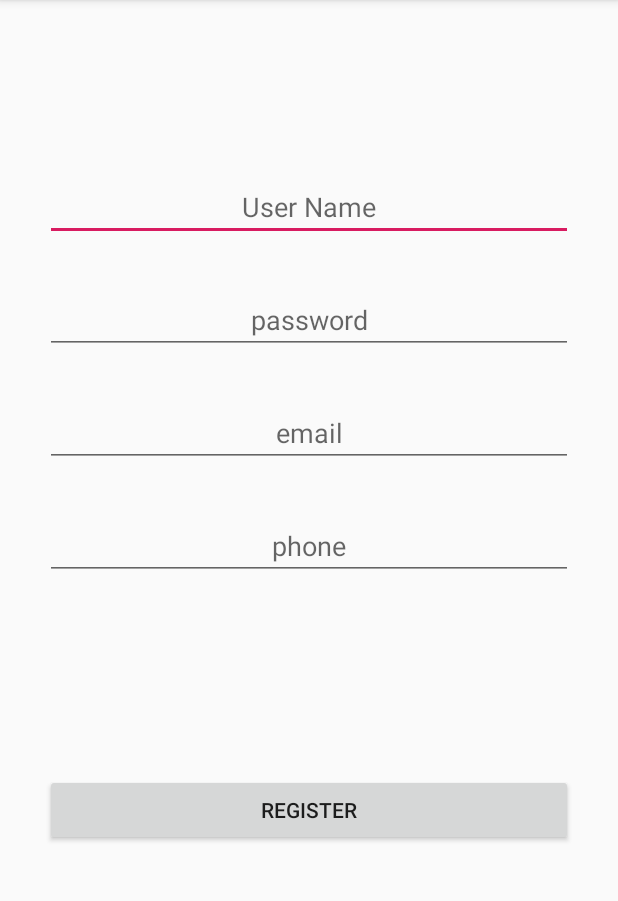
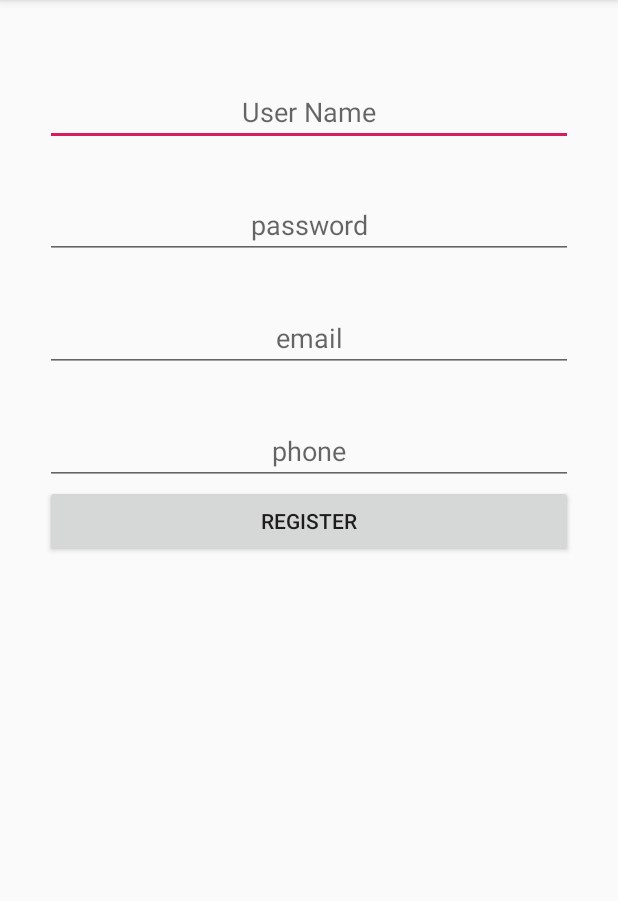
Before and after one commit to KorbieSevilla/CSE_118, an Android app: the screen it shows after launch (Register), on a phone screen of 412 x 824 dp, the part 84-985 px from its top. Run offline under Robolectric (Android 15) with nearby library versions, the phone set to English and light mode, and no system bars; our stand-ins replace Firebase (no records; nobody signed in at launch, a user with empty details on screens opened directly).

Commit message:
Updated hopefully

```diff
--- a/RentADriveMobile2/app/src/main/java/com/zybooks/rentadrivemobile2/User.java
+++ b/RentADriveMobile2/app/src/main/java/com/zybooks/rentadrivemobile2/User.java
@@ -3,7 +3,7 @@
 import java.io.Serializable;
 
 public class User implements Serializable {
-    String userName, userEmail, userPhone;
+    public String userName, userEmail, userPhone;
 
     public User(){
 
--- a/RentADriveMobile2/app/src/main/res/layout/activity_register.xml
+++ b/RentADriveMobile2/app/src/main/res/layout/activity_register.xml
@@ -1,4 +1,8 @@
 <?xml version="1.0" encoding="utf-8"?>
+<ScrollView xmlns:android="http://schemas.android.com/apk/res/android"
+    android:layout_width="match_parent"
+    android:layout_height="match_parent"
+    >
     <androidx.constraintlayout.widget.ConstraintLayout xmlns:android="http://schemas.android.com/apk/res/android"
         xmlns:app="http://schemas.android.com/apk/res-auto"
         xmlns:tools="http://schemas.android.com/tools"
@@ -33,7 +37,7 @@
             android:layout_marginTop="30dp"
             app:layout_constraintRight_toRightOf="parent"
             app:layout_constraintLeft_toLeftOf="parent"
-/>
+            android:inputType="textPassword"/>
 
         <EditText
             android:id="@+id/email"
@@ -45,8 +49,7 @@
             app:layout_constraintTop_toBottomOf="@+id/password"
             android:layout_marginTop="30dp"
             app:layout_constraintRight_toRightOf="parent"
-        app:layout_constraintLeft_toLeftOf="parent"
- />
+            app:layout_constraintLeft_toLeftOf="parent" />
 
         <EditText
             android:id="@+id/phone"
@@ -69,7 +72,7 @@
             app:layout_constraintBottom_toBottomOf="parent"
             app:layout_constraintEnd_toEndOf="parent"
             app:layout_constraintStart_toStartOf="parent"
-        app:layout_constraintTop_toBottomOf="@id/email" />
+            app:layout_constraintTop_toBottomOf="@id/phone" />
 
         <ProgressBar
             android:id="@+id/progressBar"
@@ -79,8 +82,7 @@
             app:layout_constraintLeft_toLeftOf="parent"
             app:layout_constraintRight_toRightOf="parent"
             app:layout_constraintTop_toBottomOf="@+id/save"
-        android:layout_marginTop="20dp"
-
-         />
+            android:layout_marginTop="20dp" />
 
     </androidx.constraintlayout.widget.ConstraintLayout>
+</ScrollView>
```
Lines whose indentation alone changed are shown as unchanged.
